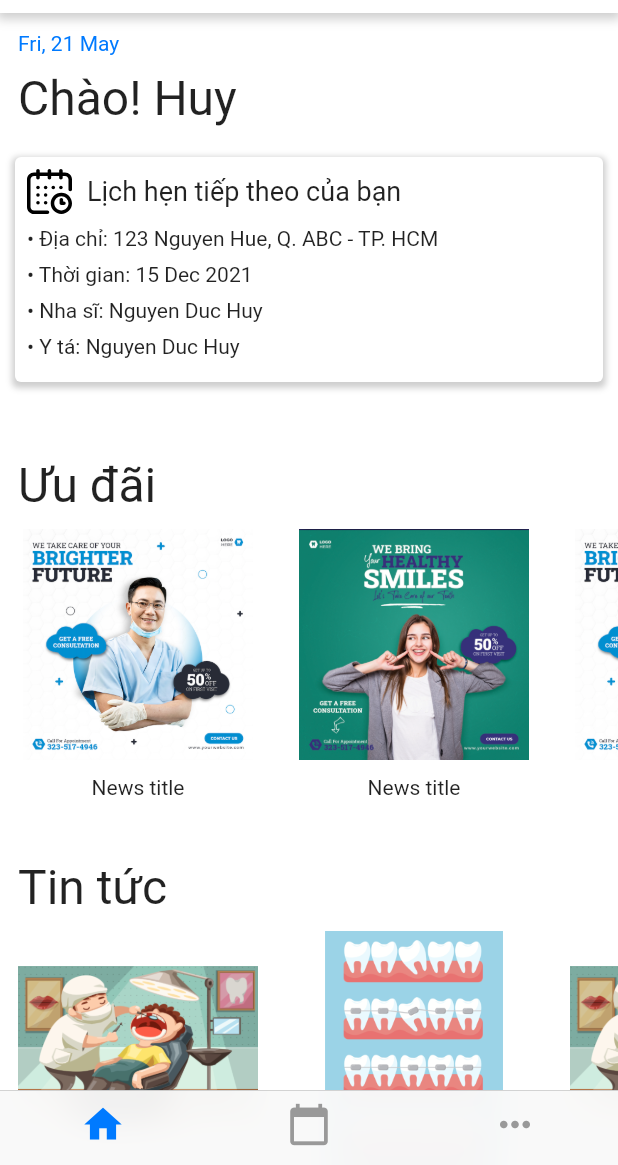
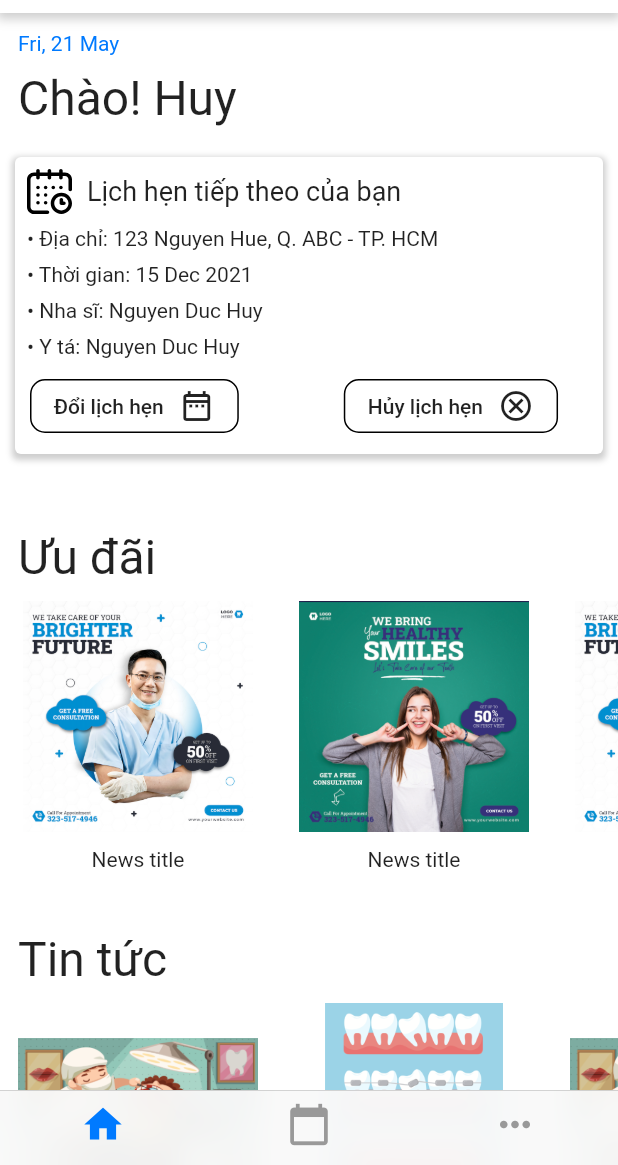
Before and after one commit to redore1234/HCIProject, a Flutter app: the screen it shows after launch, on a phone screen of 412 x 824 dp, the part 71-1236 px from its top. Run offline on Flutter 3.47's test engine with Material 2 defaults, Android fonts, the phone set to English and light mode, and no system bars; our stand-ins replace date_picker_timeline, flutter_svg, table_calendar.

Commit message:
add 2 buttons in next-appointment-card

```diff
--- a/lib/views/home/next-appointment-card.dart
+++ b/lib/views/home/next-appointment-card.dart
@@ -64,6 +64,45 @@ class NextAppointmentCard extends StatelessWidget {
             SizedBox(
               height: 8,
             ),
+
+            Row(
+              children: [
+                SizedBox(
+                  width: 2,
+                ),
+                FlatButton(
+                    onPressed: () {},
+                    shape: RoundedRectangleBorder(
+                        borderRadius: BorderRadius.circular(10),
+                        side: BorderSide(color: Colors.black)),
+                    child: Row(
+                      children: [
+                        Text("Đổi lịch hẹn"),
+                        SizedBox(
+                          width: 10,
+                        ),
+                        Icon(Icons.date_range_outlined)
+                      ],
+                    )),
+                SizedBox(
+                  width: 70,
+                ),
+                FlatButton(
+                    onPressed: () {},
+                    shape: RoundedRectangleBorder(
+                        borderRadius: BorderRadius.circular(10),
+                        side: BorderSide(color: Colors.black)),
+                    child: Row(
+                      children: [
+                        Text("Hủy lịch hẹn"),
+                        SizedBox(
+                          width: 10,
+                        ),
+                        Icon(Icons.cancel_outlined)
+                      ],
+                    )),
+              ],
+            )
           ],
         ),
       ),
```
